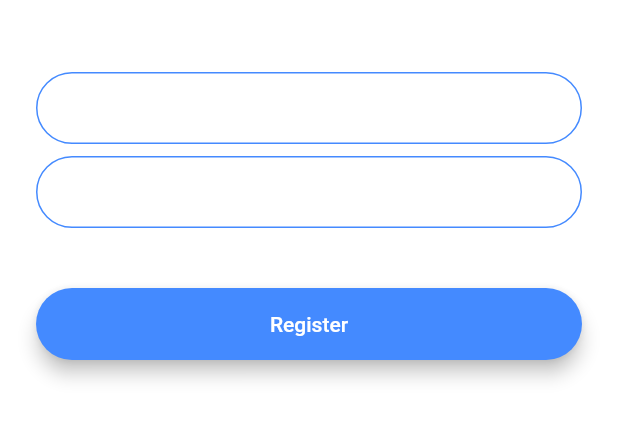
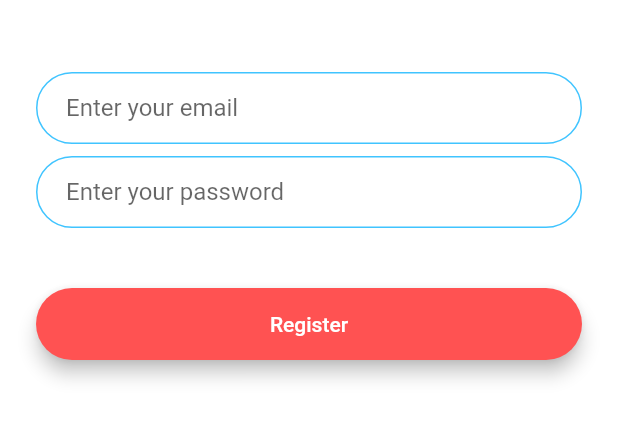
Before and after one commit to rohitsinghkcodes/Flash-Chat, a Flutter app: the screen it shows after launch, after a tap on "Register", on a phone screen of 412 x 824 dp, the part 576-1018 px from its top. Run offline on Flutter 3.47's test engine with Material 2 defaults, Android fonts, the phone set to English and light mode, and no system bars; our stand-ins replace animated_text_kit.

Commit message:
animation and login/registration designing completed

```diff
--- /dev/null
+++ b/lib/components/rounded_button.dart
@@ -0,0 +1,30 @@
+import 'package:flutter/material.dart';
+
+class RoundedButton extends StatelessWidget {
+  RoundedButton({this.color, this.title, @required this.onPressed});
+
+  final Color color;
+  final String title;
+  final Function onPressed;
+
+  @override
+  Widget build(BuildContext context) {
+    return Padding(
+      padding: EdgeInsets.symmetric(vertical: 16.0),
+      child: Material(
+        elevation: 5.0,
+        color: color,
+        borderRadius: BorderRadius.circular(30.0),
+        child: MaterialButton(
+          onPressed: onPressed,
+          minWidth: 200.0,
+          height: 42.0,
+          child: Text(
+            title,
+            style: TextStyle(color: Colors.white),
+          ),
+        ),
+      ),
+    );
+  }
+}
--- a/lib/constants.dart
+++ b/lib/constants.dart
@@ -17,3 +17,24 @@ const kMessageContainerDecoration = BoxDecoration(
     top: BorderSide(color: Colors.lightBlueAccent, width: 2.0),
   ),
 );
+
+
+const kTextFieldDecoration = InputDecoration(
+  hintText: 'Enter your value.',
+  // hintStyle: TextStyle(color: Colors.grey),
+  contentPadding:
+  EdgeInsets.symmetric(vertical: 10.0, horizontal: 20.0),
+  border: OutlineInputBorder(
+    borderRadius: BorderRadius.all(Radius.circular(32.0)),
+  ),
+  enabledBorder: OutlineInputBorder(
+    borderSide:
+    BorderSide(color: Colors.lightBlueAccent, width: 1.0),
+    borderRadius: BorderRadius.all(Radius.circular(32.0)),
+  ),
+  focusedBorder: OutlineInputBorder(
+    borderSide:
+    BorderSide(color: Colors.lightBlueAccent, width: 3.0),
+    borderRadius: BorderRadius.all(Radius.circular(32.0)),
+  ),
+);
--- a/lib/main.dart
+++ b/lib/main.dart
@@ -10,11 +10,7 @@ class FlashChat extends StatelessWidget {
   @override
   Widget build(BuildContext context) {
     return MaterialApp(
-      theme: ThemeData.dark().copyWith(
-        textTheme: TextTheme(
-          bodyText2: TextStyle(color: Colors.black54),
-        ),
-      ),
+
       initialRoute: WelcomeScreen.id,
       routes:{
         WelcomeScreen.id: (context) => WelcomeScreen(),
--- a/lib/screens/login_screen.dart
+++ b/lib/screens/login_screen.dart
@@ -1,4 +1,6 @@
+import 'package:flash_chat/constants.dart';
 import 'package:flutter/material.dart';
+import 'package:flash_chat/components/rounded_button.dart';
 
 class LoginScreen extends StatefulWidget {
 
@@ -33,24 +35,7 @@ class _LoginScreenState extends State<LoginScreen> {
               onChanged: (value) {
                 //Do something with the user input.
               },
-              decoration: InputDecoration(
-                hintText: 'Enter your email',
-                contentPadding:
-                    EdgeInsets.symmetric(vertical: 10.0, horizontal: 20.0),
-                border: OutlineInputBorder(
-                  borderRadius: BorderRadius.all(Radius.circular(32.0)),
-                ),
-                enabledBorder: OutlineInputBorder(
-                  borderSide:
-                      BorderSide(color: Colors.lightBlueAccent, width: 1.0),
-                  borderRadius: BorderRadius.all(Radius.circular(32.0)),
-                ),
-                focusedBorder: OutlineInputBorder(
-                  borderSide:
-                      BorderSide(color: Colors.lightBlueAccent, width: 2.0),
-                  borderRadius: BorderRadius.all(Radius.circular(32.0)),
-                ),
-              ),
+              decoration: kTextFieldDecoration.copyWith(hintText: 'Enter your email'),
             ),
             SizedBox(
               height: 8.0,
@@ -59,46 +44,12 @@ class _LoginScreenState extends State<LoginScreen> {
               onChanged: (value) {
                 //Do something with the user input.
               },
-              decoration: InputDecoration(
-                hintText: 'Enter your password.',
-                contentPadding:
-                    EdgeInsets.symmetric(vertical: 10.0, horizontal: 20.0),
-                border: OutlineInputBorder(
-                  borderRadius: BorderRadius.all(Radius.circular(32.0)),
-                ),
-                enabledBorder: OutlineInputBorder(
-                  borderSide:
-                      BorderSide(color: Colors.lightBlueAccent, width: 1.0),
-                  borderRadius: BorderRadius.all(Radius.circular(32.0)),
-                ),
-                focusedBorder: OutlineInputBorder(
-                  borderSide:
-                      BorderSide(color: Colors.lightBlueAccent, width: 2.0),
-                  borderRadius: BorderRadius.all(Radius.circular(32.0)),
-                ),
-              ),
+              decoration: kTextFieldDecoration.copyWith(hintText: 'Enter your password')
             ),
             SizedBox(
               height: 24.0,
             ),
-            Padding(
-              padding: EdgeInsets.symmetric(vertical: 16.0),
-              child: Material(
-                color: Colors.lightBlueAccent,
-                borderRadius: BorderRadius.all(Radius.circular(30.0)),
-                elevation: 5.0,
-                child: MaterialButton(
-                  onPressed: () {
-                    //Implement login functionality.
-                  },
-                  minWidth: 200.0,
-                  height: 42.0,
-                  child: Text(
-                    'Log In',
-                  ),
-                ),
-              ),
-            ),
+        RoundedButton(color: Colors.blueAccent, title: 'Log In', onPressed: (){}),
           ],
         ),
       ),
--- a/lib/screens/registration_screen.dart
+++ b/lib/screens/registration_screen.dart
@@ -1,4 +1,6 @@
+import 'package:flash_chat/constants.dart';
 import 'package:flutter/material.dart';
+import 'package:flash_chat/components/rounded_button.dart';
 
 class RegistrationScreen extends StatefulWidget {
 
@@ -33,22 +35,7 @@ class _RegistrationScreenState extends State<RegistrationScreen> {
               onChanged: (value) {
                 //Do something with the user input.
               },
-              decoration: InputDecoration(
-                hintText: 'Enter your email',
-                contentPadding:
-                    EdgeInsets.symmetric(vertical: 10.0, horizontal: 20.0),
-                border: OutlineInputBorder(
-                  borderRadius: BorderRadius.all(Radius.circular(32.0)),
-                ),
-                enabledBorder: OutlineInputBorder(
-                  borderSide: BorderSide(color: Colors.blueAccent, width: 1.0),
-                  borderRadius: BorderRadius.all(Radius.circular(32.0)),
-                ),
-                focusedBorder: OutlineInputBorder(
-                  borderSide: BorderSide(color: Colors.blueAccent, width: 2.0),
-                  borderRadius: BorderRadius.all(Radius.circular(32.0)),
-                ),
-              ),
+              decoration: kTextFieldDecoration.copyWith(hintText: 'Enter your email'),
             ),
             SizedBox(
               height: 8.0,
@@ -57,45 +44,12 @@ class _RegistrationScreenState extends State<RegistrationScreen> {
               onChanged: (value) {
                 //Do something with the user input.
               },
-              decoration: InputDecoration(
-                hintText: 'Enter your password',
-                contentPadding:
-                    EdgeInsets.symmetric(vertical: 10.0, horizontal: 20.0),
-                border: OutlineInputBorder(
-                  borderRadius: BorderRadius.all(Radius.circular(32.0)),
-                ),
-                enabledBorder: OutlineInputBorder(
-                  borderSide: BorderSide(color: Colors.blueAccent, width: 1.0),
-                  borderRadius: BorderRadius.all(Radius.circular(32.0)),
-                ),
-                focusedBorder: OutlineInputBorder(
-                  borderSide: BorderSide(color: Colors.blueAccent, width: 2.0),
-                  borderRadius: BorderRadius.all(Radius.circular(32.0)),
-                ),
-              ),
+              decoration: kTextFieldDecoration.copyWith(hintText: 'Enter your password'),
             ),
             SizedBox(
               height: 24.0,
             ),
-            Padding(
-              padding: EdgeInsets.symmetric(vertical: 16.0),
-              child: Material(
-                color: Colors.blueAccent,
-                borderRadius: BorderRadius.all(Radius.circular(30.0)),
-                elevation: 5.0,
-                child: MaterialButton(
-                  onPressed: () {
-                    //Implement registration functionality.
-                  },
-                  minWidth: 200.0,
-                  height: 42.0,
-                  child: Text(
-                    'Register',
-                    style: TextStyle(color: Colors.white),
-                  ),
-                ),
-              ),
-            ),
+            RoundedButton(color: Colors.redAccent, title: 'Register', onPressed: (){}),
           ],
         ),
       ),
--- a/lib/screens/welcome_screen.dart
+++ b/lib/screens/welcome_screen.dart
@@ -1,50 +1,44 @@
 import 'package:flash_chat/screens/login_screen.dart';
 import 'package:flash_chat/screens/registration_screen.dart';
 import 'package:flutter/material.dart';
+import 'package:animated_text_kit/animated_text_kit.dart';
+import 'package:flash_chat/components/rounded_button.dart';
 
 class WelcomeScreen extends StatefulWidget {
-
   static const String id = 'welcome_screen';
 
   @override
   _WelcomeScreenState createState() => _WelcomeScreenState();
 }
 
-class _WelcomeScreenState extends State<WelcomeScreen> with SingleTickerProviderStateMixin{
+class _WelcomeScreenState extends State<WelcomeScreen>
+    with SingleTickerProviderStateMixin {
   AnimationController controller;
   Animation animation;
 
   @override
   void initState() {
+    super.initState();
+
     controller = AnimationController(
-      duration: Duration(seconds: 3),
+      duration: Duration(seconds: 1),
       vsync: this,
     );
 
-    //for curved animations
-   //animation = CurvedAnimation(parent: controller,curve:Curves.decelerate );
-
-    //for tweek animations
-    animation = ColorTween(begin: Colors.blueGrey,end: Colors.white).animate(controller);
-
+    //for tween animations
+    animation = ColorTween(begin: Colors.blueGrey, end: Colors.white)
+        .animate(controller);
     controller.forward();
-
     controller.addListener(() {
-      setState(() {
-
-      });
-      print(controller.value);
+      setState(() {});
     });
   }
 
-
   @override
   void dispose() {
-    // TODO: implement dispose
     controller.dispose();
     super.dispose();
   }
-
 
   @override
   Widget build(BuildContext context) {
@@ -65,10 +59,12 @@ class _WelcomeScreenState extends State<WelcomeScreen> with SingleTickerProvider
                     height: 60.0,
                   ),
                 ),
-                Text(
-                  'Just Chat',
-                  style: TextStyle(
+                TypewriterAnimatedTextKit(
+                  text: ['Flash Chat'],
+                  speed: Duration(milliseconds: 80 ),
+                  textStyle: TextStyle(
                     fontSize: 45.0,
+                    color: Colors.black,
                     fontWeight: FontWeight.w900,
                   ),
                 ),
@@ -77,43 +73,21 @@ class _WelcomeScreenState extends State<WelcomeScreen> with SingleTickerProvider
             SizedBox(
               height: 48.0,
             ),
-            Padding(
-              padding: EdgeInsets.symmetric(vertical: 16.0),
-              child: Material(
-                elevation: 5.0,
-                color: Colors.lightBlueAccent,
-                borderRadius: BorderRadius.circular(30.0),
-                child: MaterialButton(
+            RoundedButton(
+              color: Colors.blueAccent,
+              title: 'Log In',
               onPressed: () {
                 //Go to login screen.
                 Navigator.pushNamed(context, LoginScreen.id);
               },
-                  minWidth: 200.0,
-                  height: 42.0,
-                  child: Text(
-                    'Log In',
             ),
-                ),
-              ),
-            ),
-            Padding(
-              padding: EdgeInsets.symmetric(vertical: 16.0),
-              child: Material(
-                color: Colors.blueAccent,
-                borderRadius: BorderRadius.circular(30.0),
-                elevation: 5.0,
-                child: MaterialButton(
+            RoundedButton(
+              color: Colors.redAccent,
+              title: 'Register',
               onPressed: () {
-                    //Go to registration screen.
+                //Go to login screen.
                 Navigator.pushNamed(context, RegistrationScreen.id);
               },
-                  minWidth: 200.0,
-                  height: 42.0,
-                  child: Text(
-                    'Register',
-                  ),
-                ),
-              ),
             ),
           ],
         ),
--- a/pubspec.yaml
+++ b/pubspec.yaml
@@ -11,6 +11,7 @@ dependencies:
     sdk: flutter
 
   cupertino_icons: ^0.1.2
+  animated_text_kit: ^3.1.0
 
 dev_dependencies:
   flutter_test:
```
Also changed, not shown: pubspec.lock. Lines whose indentation alone changed are shown as unchanged.
